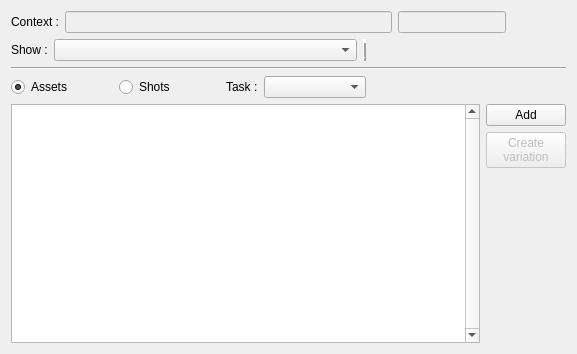
First picture: the form in gui/designer/contextSelectorWidget.ui, repository jandriambolisoa/prins-scribe, before the edit.
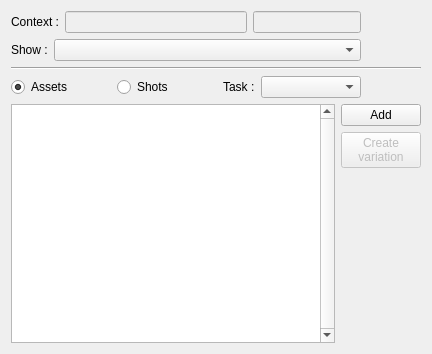
Second picture: the form after the edit.

```diff
--- a/gui/designer/contextSelectorWidget.ui
+++ b/gui/designer/contextSelectorWidget.ui
@@ -6,7 +6,7 @@
    <rect>
     <x>0</x>
     <y>0</y>
-    <width>577</width>
+    <width>432</width>
     <height>354</height>
    </rect>
   </property>
@@ -49,7 +49,7 @@
         <enum>Qt::Horizontal</enum>
        </property>
        <property name="sizeType">
-        <enum>QSizePolicy::Preferred</enum>
+        <enum>QSizePolicy::Maximum</enum>
        </property>
        <property name="sizeHint" stdset="0">
         <size>
@@ -86,30 +86,17 @@
        </property>
       </widget>
      </item>
-     <item>
-      <widget class="Line" name="showLineSeparator">
-       <property name="frameShadow">
-        <enum>QFrame::Raised</enum>
-       </property>
-       <property name="lineWidth">
-        <number>4</number>
-       </property>
-       <property name="orientation">
-        <enum>Qt::Vertical</enum>
-       </property>
-      </widget>
-     </item>
      <item>
       <spacer name="horizontalSpacer_3">
        <property name="orientation">
         <enum>Qt::Horizontal</enum>
        </property>
        <property name="sizeType">
-        <enum>QSizePolicy::Preferred</enum>
+        <enum>QSizePolicy::Maximum</enum>
        </property>
        <property name="sizeHint" stdset="0">
         <size>
-         <width>200</width>
+         <width>60</width>
          <height>20</height>
         </size>
        </property>
@@ -172,11 +159,11 @@
         <enum>Qt::Horizontal</enum>
        </property>
        <property name="sizeType">
-        <enum>QSizePolicy::Preferred</enum>
+        <enum>QSizePolicy::Maximum</enum>
        </property>
        <property name="sizeHint" stdset="0">
         <size>
-         <width>200</width>
+         <width>60</width>
          <height>20</height>
         </size>
        </property>
```
